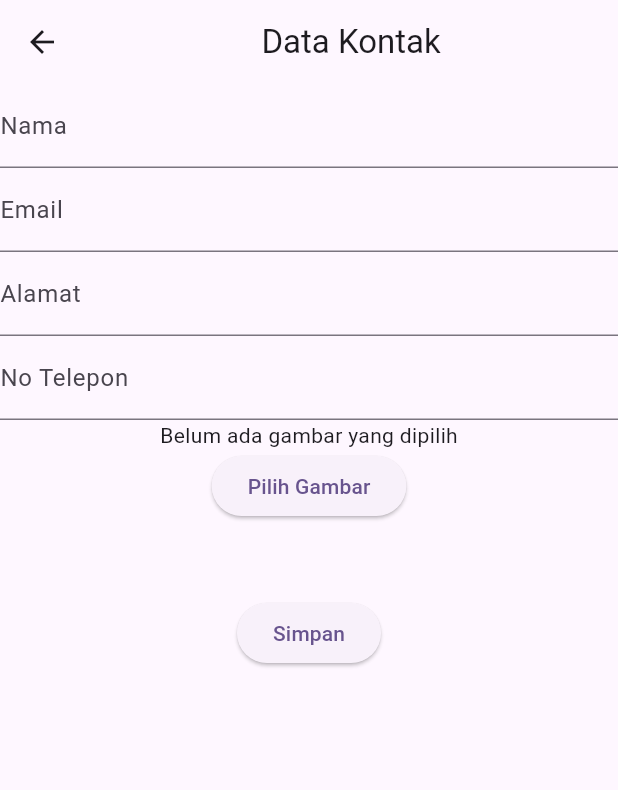
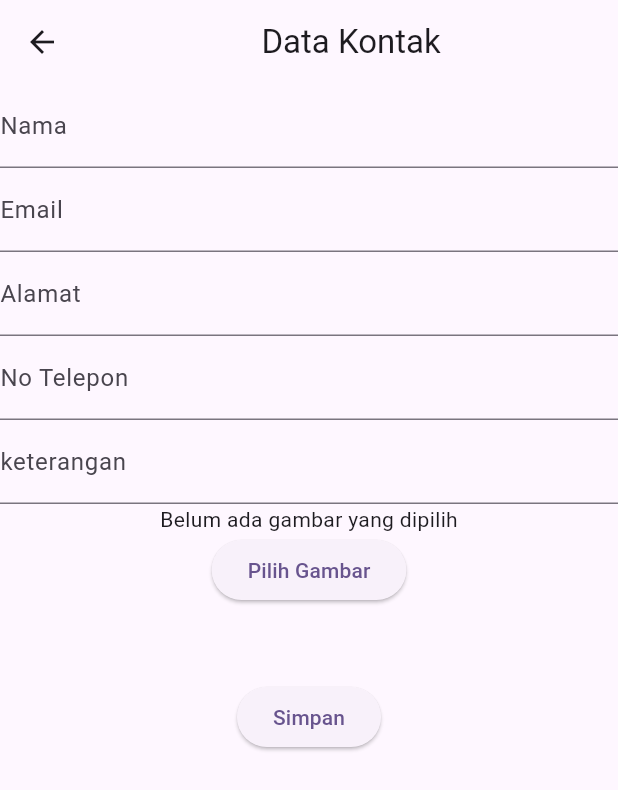
Before and after one commit to bagussatt/Kontak_003, a Flutter app: the DataKontak screen opened directly, on a phone screen of 412 x 824 dp. Shown: the top 790 px of the screen. Run offline on Flutter 3.47's test engine with Material 3 defaults, Android fonts, the phone set to English and light mode, and no system bars; our stand-ins replace image_picker; network calls fail.

```diff
--- a/lib/widgets/Data Kontak/form_kontak.dart
+++ b/lib/widgets/Data Kontak/form_kontak.dart
@@ -55,6 +55,11 @@ class _FormKontakState extends State<FormKontak> {
                 decoration: InputDecoration(
                     labelText: "No Telepon", hintText: "Masukkan No HP"),
               ),
+            ),
+            Container(
+              child: TextFormField(
+                decoration: InputDecoration(labelText: "keterangan", hintText: "Silahkan Masukan Note yang anda inginkan"),
+              ),
             )
           ],
         ),
```
Also changed, not shown: 1 other file.
